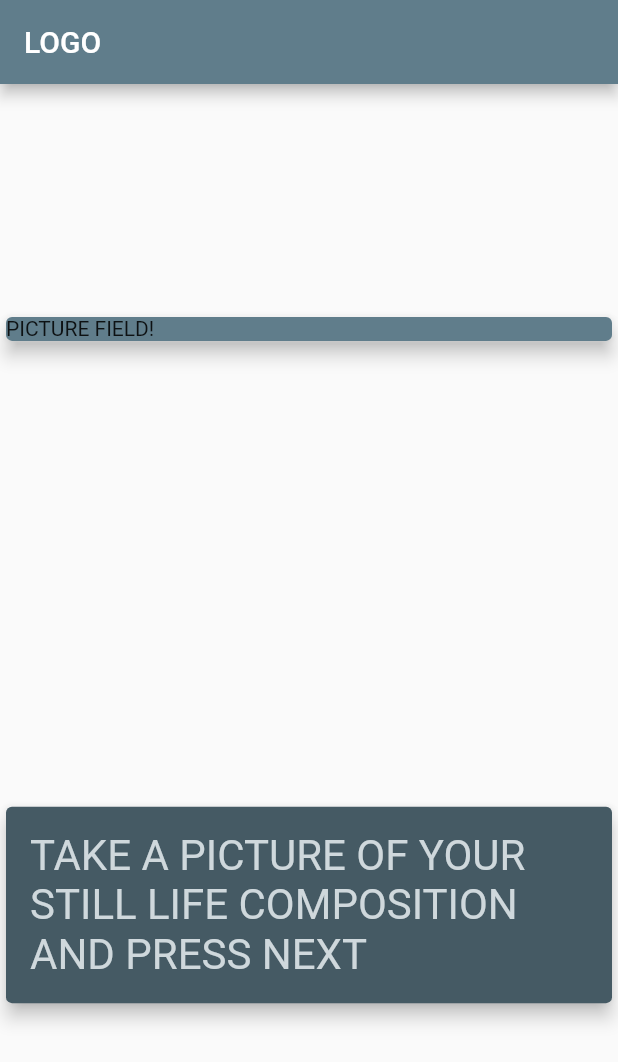
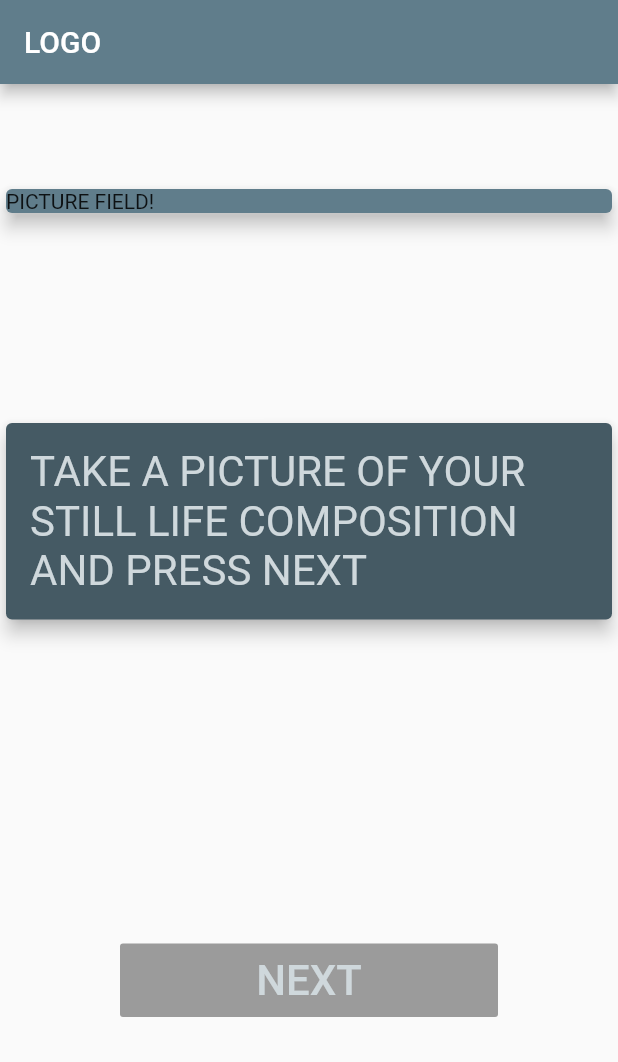
Before and after one commit to Guidosalimbeni/calculator_flutter, a Flutter app: the screen it shows after launch, on a phone screen of 412 x 824 dp. Shown: the top 1062 px of the screen. Run offline on Flutter 3.47's test engine with Material 2 defaults, Android fonts, the phone set to English and light mode, and no system bars.

Commit message:
more widgets

```diff
--- a/calculator_project/lib/main.dart
+++ b/calculator_project/lib/main.dart
@@ -46,6 +46,22 @@ class MyHomePage extends StatelessWidget {
               ),
               elevation: 5,
             ),
+          ),
+          Container(
+            width: double.infinity,
+            child: Padding(
+              padding: const EdgeInsets.all(80.0),
+              child: RaisedButton(
+                color: Theme.of(context).primaryColorDark,
+                onPressed: null,
+                padding: EdgeInsets.all(8.0),
+                child: Text(
+                  "NEXT",
+                  style: TextStyle(
+                      color: Theme.of(context).primaryColorLight, fontSize: 28),
+                ),
+              ),
+            ),
           )
         ],
       ),
```
